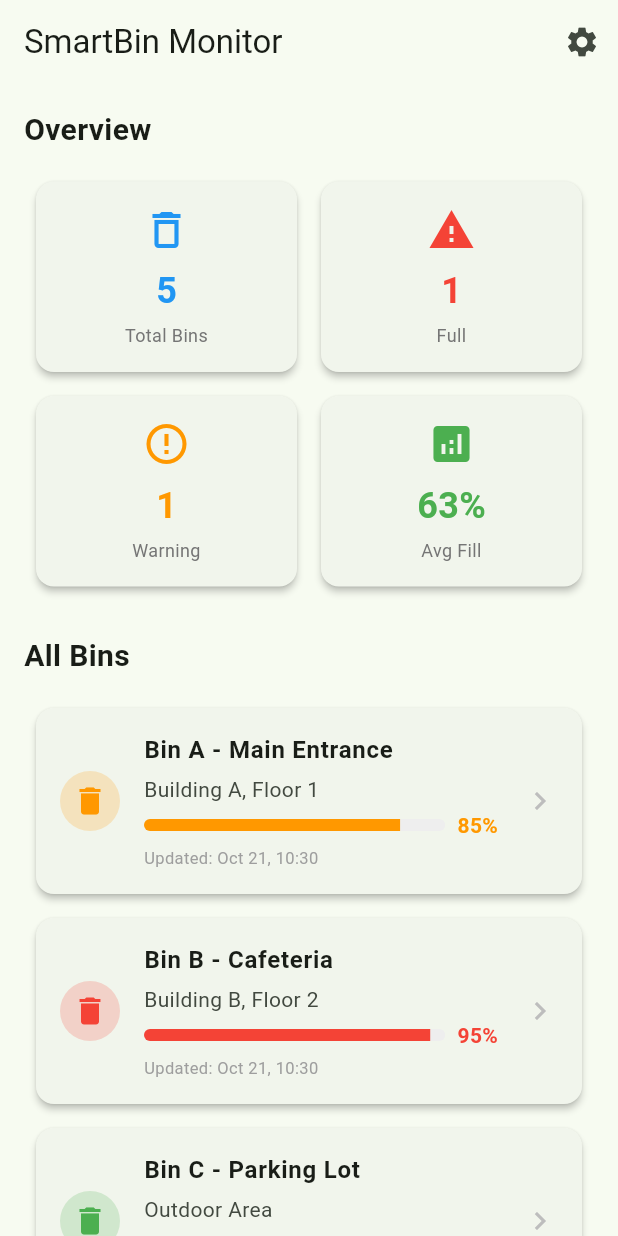
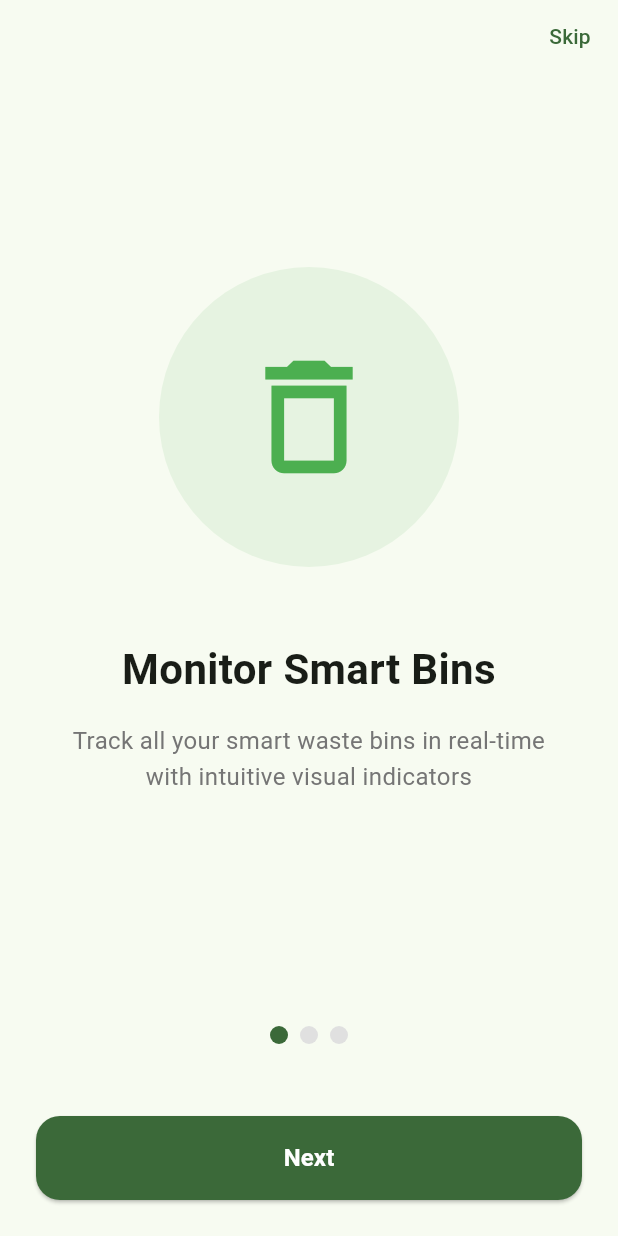
Before and after one commit to DecX-x/project_sud, a Flutter app: the screen it shows after launch, on a phone screen of 412 x 824 dp. Run offline on Flutter 3.47's test engine with Material 3 defaults, Android fonts, the light colour scheme and no system bars; drawn by our look-alikes of smooth_page_indicator; our stand-ins replace fl_chart, flutter_local_notifications, flutter_riverpod, go_router, hive, hive_flutter and 1 more; accounts and stored records are empty.

Commit message:
add onboarding screen

```diff
--- a/lib/core/router/app_router.dart
+++ b/lib/core/router/app_router.dart
@@ -1,14 +1,34 @@
 import 'package:flutter_riverpod/flutter_riverpod.dart';
 import 'package:go_router/go_router.dart';
-import '../../presentation/screens/home_screen.dart';
+import 'package:shared_preferences/shared_preferences.dart';
+import '../../presentation/screens/onboarding_screen.dart';
+import '../../presentation/screens/main_screen.dart';
 import '../../presentation/screens/bin_detail_screen.dart';
-import '../../presentation/screens/settings_screen.dart';
 
 final routerProvider = Provider<GoRouter>((ref) {
   return GoRouter(
     initialLocation: '/',
+    redirect: (context, state) async {
+      final prefs = await SharedPreferences.getInstance();
+      final onboardingComplete = prefs.getBool('onboarding_complete') ?? false;
+
+      if (!onboardingComplete && state.matchedLocation != '/onboarding') {
+        return '/onboarding';
+      }
+
+      if (onboardingComplete && state.matchedLocation == '/') {
+        return '/main';
+      }
+
+      return null;
+    },
     routes: [
-      GoRoute(path: '/', builder: (context, state) => const HomeScreen()),
+      GoRoute(path: '/', redirect: (context, state) => '/main'),
+      GoRoute(
+        path: '/onboarding',
+        builder: (context, state) => const OnboardingScreen(),
+      ),
+      GoRoute(path: '/main', builder: (context, state) => const MainScreen()),
       GoRoute(
         path: '/bin/:id',
         builder: (context, state) {
@@ -16,10 +36,6 @@ final routerProvider = Provider<GoRouter>((ref) {
           return BinDetailScreen(binId: id);
         },
       ),
-      GoRoute(
-        path: '/settings',
-        builder: (context, state) => const SettingsScreen(),
-      ),
     ],
   );
 });
--- a/lib/presentation/screens/home_screen.dart
+++ b/lib/presentation/screens/home_screen.dart
@@ -17,15 +17,7 @@ class HomeScreen extends ConsumerWidget {
     ref.watch(binMonitorProvider);
 
     return Scaffold(
-      appBar: AppBar(
-        title: const Text('SmartBin Monitor'),
-        actions: [
-          IconButton(
-            icon: const Icon(Icons.settings),
-            onPressed: () => context.push('/settings'),
-          ),
-        ],
-      ),
+      appBar: AppBar(title: const Text('SmartBin Monitor'), centerTitle: true),
       body: RefreshIndicator(
         onRefresh: () async {
           ref.invalidate(binsProvider);
--- /dev/null
+++ b/lib/presentation/screens/onboarding_screen.dart
@@ -0,0 +1,190 @@
+import 'package:flutter/material.dart';
+import 'package:go_router/go_router.dart';
+import 'package:shared_preferences/shared_preferences.dart';
+import 'package:smooth_page_indicator/smooth_page_indicator.dart';
+
+class OnboardingScreen extends StatefulWidget {
+  const OnboardingScreen({super.key});
+
+  @override
+  State<OnboardingScreen> createState() => _OnboardingScreenState();
+}
+
+class _OnboardingScreenState extends State<OnboardingScreen> {
+  final PageController _pageController = PageController();
+  int _currentPage = 0;
+
+  final List<OnboardingPage> _pages = [
+    OnboardingPage(
+      icon: Icons.delete_outline,
+      title: 'Monitor Smart Bins',
+      description:
+          'Track all your smart waste bins in real-time with intuitive visual indicators',
+      color: Colors.green,
+    ),
+    OnboardingPage(
+      icon: Icons.notifications_active_outlined,
+      title: 'Smart Notifications',
+      description:
+          'Get instant alerts when bins reach your custom threshold levels',
+      color: Colors.orange,
+    ),
+    OnboardingPage(
+      icon: Icons.analytics_outlined,
+      title: 'Detailed Analytics',
+      description:
+          'View historical data and trends with interactive charts and insights',
+      color: Colors.blue,
+    ),
+  ];
+
+  Future<void> _completeOnboarding() async {
+    final prefs = await SharedPreferences.getInstance();
+    await prefs.setBool('onboarding_complete', true);
+    if (mounted) {
+      context.go('/main');
+    }
+  }
+
+  @override
+  Widget build(BuildContext context) {
+    return Scaffold(
+      body: SafeArea(
+        child: Column(
+          children: [
+            // Skip button
+            Align(
+              alignment: Alignment.topRight,
+              child: TextButton(
+                onPressed: _completeOnboarding,
+                child: const Text('Skip'),
+              ),
+            ),
+
+            // Page view
+            Expanded(
+              child: PageView.builder(
+                controller: _pageController,
+                onPageChanged: (index) {
+                  setState(() {
+                    _currentPage = index;
+                  });
+                },
+                itemCount: _pages.length,
+                itemBuilder: (context, index) {
+                  return _buildPage(_pages[index]);
+                },
+              ),
+            ),
+
+            // Page indicator
+            Padding(
+              padding: const EdgeInsets.symmetric(vertical: 24),
+              child: SmoothPageIndicator(
+                controller: _pageController,
+                count: _pages.length,
+                effect: WormEffect(
+                  dotHeight: 12,
+                  dotWidth: 12,
+                  activeDotColor: Theme.of(context).colorScheme.primary,
+                  dotColor: Colors.grey.shade300,
+                ),
+              ),
+            ),
+
+            // Next/Get Started button
+            Padding(
+              padding: const EdgeInsets.all(24),
+              child: SizedBox(
+                width: double.infinity,
+                height: 56,
+                child: ElevatedButton(
+                  onPressed: () {
+                    if (_currentPage == _pages.length - 1) {
+                      _completeOnboarding();
+                    } else {
+                      _pageController.nextPage(
+                        duration: const Duration(milliseconds: 300),
+                        curve: Curves.easeInOut,
+                      );
+                    }
+                  },
+                  style: ElevatedButton.styleFrom(
+                    backgroundColor: Theme.of(context).colorScheme.primary,
+                    foregroundColor: Colors.white,
+                    shape: RoundedRectangleBorder(
+                      borderRadius: BorderRadius.circular(16),
+                    ),
+                  ),
+                  child: Text(
+                    _currentPage == _pages.length - 1 ? 'Get Started' : 'Next',
+                    style: const TextStyle(
+                      fontSize: 16,
+                      fontWeight: FontWeight.bold,
+                    ),
+                  ),
+                ),
+              ),
+            ),
+          ],
+        ),
+      ),
+    );
+  }
+
+  Widget _buildPage(OnboardingPage page) {
+    return Padding(
+      padding: const EdgeInsets.all(40),
+      child: Column(
+        mainAxisAlignment: MainAxisAlignment.center,
+        children: [
+          Container(
+            width: 200,
+            height: 200,
+            decoration: BoxDecoration(
+              color: page.color.withValues(alpha: 0.1),
+              shape: BoxShape.circle,
+            ),
+            child: Icon(page.icon, size: 100, color: page.color),
+          ),
+          const SizedBox(height: 48),
+          Text(
+            page.title,
+            style: const TextStyle(fontSize: 28, fontWeight: FontWeight.bold),
+            textAlign: TextAlign.center,
+          ),
+          const SizedBox(height: 16),
+          Text(
+            page.description,
+            style: TextStyle(
+              fontSize: 16,
+              color: Colors.grey.shade600,
+              height: 1.5,
+            ),
+            textAlign: TextAlign.center,
+          ),
+        ],
+      ),
+    );
+  }
+
+  @override
+  void dispose() {
+    _pageController.dispose();
+    super.dispose();
+  }
+}
+
+class OnboardingPage {
+  final IconData icon;
+  final String title;
+  final String description;
+  final Color color;
+
+  OnboardingPage({
+    required this.icon,
+    required this.title,
+    required this.description,
+    required this.color,
+  });
+}
--- a/lib/presentation/screens/settings_screen.dart
+++ b/lib/presentation/screens/settings_screen.dart
@@ -10,7 +10,11 @@ class SettingsScreen extends ConsumerWidget {
     final settings = ref.watch(settingsProvider);
 
     return Scaffold(
-      appBar: AppBar(title: const Text('Settings')),
+      appBar: AppBar(
+        title: const Text('Settings'),
+        centerTitle: true,
+        automaticallyImplyLeading: false,
+      ),
       body: ListView(
         padding: const EdgeInsets.all(16),
         children: [
--- a/pubspec.yaml
+++ b/pubspec.yaml
@@ -41,6 +41,8 @@ dependencies:
   hive: ^2.2.3
   hive_flutter: ^1.1.0
   intl: ^0.20.2
+  shared_preferences: ^2.5.3
+  smooth_page_indicator: ^1.2.1
 
 dev_dependencies:
   flutter_test:
```
Also changed, not shown: lib/presentation/screens/analytics_screen.dart (added, +287 -0 lines), lib/presentation/screens/main_screen.dart (added, +70 -0 lines), pubspec.lock, 1 other file.
